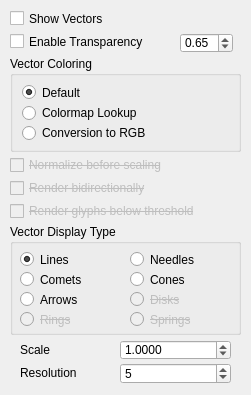
The window that src/Interface/Modules/Visualization/ShowFieldGlyphsVectorTab.ui (SCIInstitute/SCIRun) describes before a commit, drawn with Qt 5.
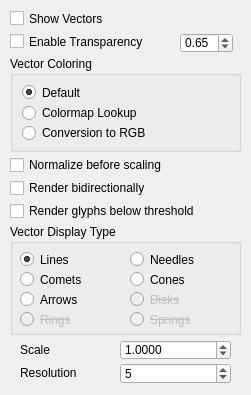
The same window after the commit.

Diff of the .ui file:
```diff
--- a/src/Interface/Modules/Visualization/ShowFieldGlyphsVectorTab.ui
+++ b/src/Interface/Modules/Visualization/ShowFieldGlyphsVectorTab.ui
@@ -229,7 +229,7 @@
   </widget>
   <widget class="QCheckBox" name="normalizeVectorsCheckBox_">
    <property name="enabled">
-    <bool>false</bool>
+    <bool>true</bool>
    </property>
    <property name="geometry">
     <rect>
@@ -247,7 +247,7 @@
    </property>
    <property name="font">
     <font>
-     <strikeout>true</strikeout>
+     <strikeout>false</strikeout>
     </font>
    </property>
    <property name="text">
@@ -256,7 +256,7 @@
   </widget>
   <widget class="QCheckBox" name="bidirectionalVectorsCheckBox_">
    <property name="enabled">
-    <bool>false</bool>
+    <bool>true</bool>
    </property>
    <property name="geometry">
     <rect>
@@ -274,7 +274,7 @@
    </property>
    <property name="font">
     <font>
-     <strikeout>true</strikeout>
+     <strikeout>false</strikeout>
     </font>
    </property>
    <property name="text">
@@ -302,7 +302,7 @@
   </widget>
   <widget class="QCheckBox" name="renderVectorsBelowThresholdCheckBox_">
    <property name="enabled">
-    <bool>false</bool>
+    <bool>true</bool>
    </property>
    <property name="geometry">
     <rect>
@@ -320,7 +320,7 @@
    </property>
    <property name="font">
     <font>
-     <strikeout>true</strikeout>
+     <strikeout>false</strikeout>
     </font>
    </property>
    <property name="text">
```
